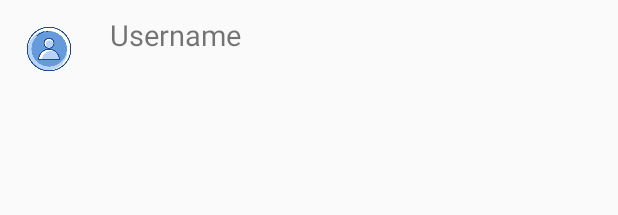
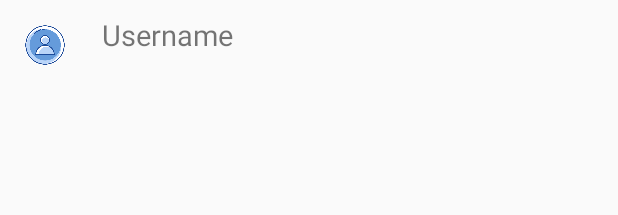
Before and after one commit to Anupama-sjsu/Whatsapp-Chat-System, an Android app: the layout user_search_item_layout.xml on its own in the app's theme, with its tools: preview values and no code run, on a phone screen of 412 x 824 dp. Shown: the top 215 px of the screen. Run offline under Robolectric (Android 15) with nearby library versions, the phone set to English and light mode, and no system bars.

Commit message:
no message

```diff
--- a/app/src/main/java/com/example/whatsappchatsystem/Fragments/ChatsFragment.kt
+++ b/app/src/main/java/com/example/whatsappchatsystem/Fragments/ChatsFragment.kt
@@ -109,10 +109,12 @@ class ChatsFragment : Fragment() {
                     }
 
                 }
+                if(mUsers != null && (mUsers as ArrayList<Users>).size != 0) {
 
-                userAdapter = UserAdapter(context!!, (mUsers as ArrayList), true)
+                    userAdapter = UserAdapter(context!!, (mUsers as ArrayList), true)
 
-                recycler_view_chatlist.adapter = userAdapter
+                    recycler_view_chatlist.adapter = userAdapter
+                }
             }
 
             override fun onCancelled(p0: DatabaseError)
--- a/app/src/main/res/drawable-v24/background_right.xml
+++ b/app/src/main/res/drawable-v24/background_right.xml
@@ -6,6 +6,6 @@
         android:radius="10dp"
         android:topRightRadius="0dp"/>
 
-    <solid android:color="@color/colorPrimary"/>
+    <solid android:color="@color/colorPrimaryDark"/>
 
 </shape>
--- a/app/src/main/res/layout/message_item_right.xml
+++ b/app/src/main/res/layout/message_item_right.xml
@@ -45,6 +45,7 @@
 
         </ImageView>
 
+
         <TextView
             android:id="@+id/text_seen"
             android:layout_width="wrap_content"
@@ -59,5 +60,4 @@
     </RelativeLayout>
 
 
-
 </RelativeLayout>
--- a/app/src/main/res/layout/user_search_item_layout.xml
+++ b/app/src/main/res/layout/user_search_item_layout.xml
@@ -9,8 +9,8 @@
 
     <de.hdodenhof.circleimageview.CircleImageView
         android:id="@+id/profile_image"
-        android:layout_width="45dp"
-        android:layout_height="45dp"
+        android:layout_width="40dp"
+        android:layout_height="40dp"
         android:src="@drawable/profile">
 
     </de.hdodenhof.circleimageview.CircleImageView>
```
